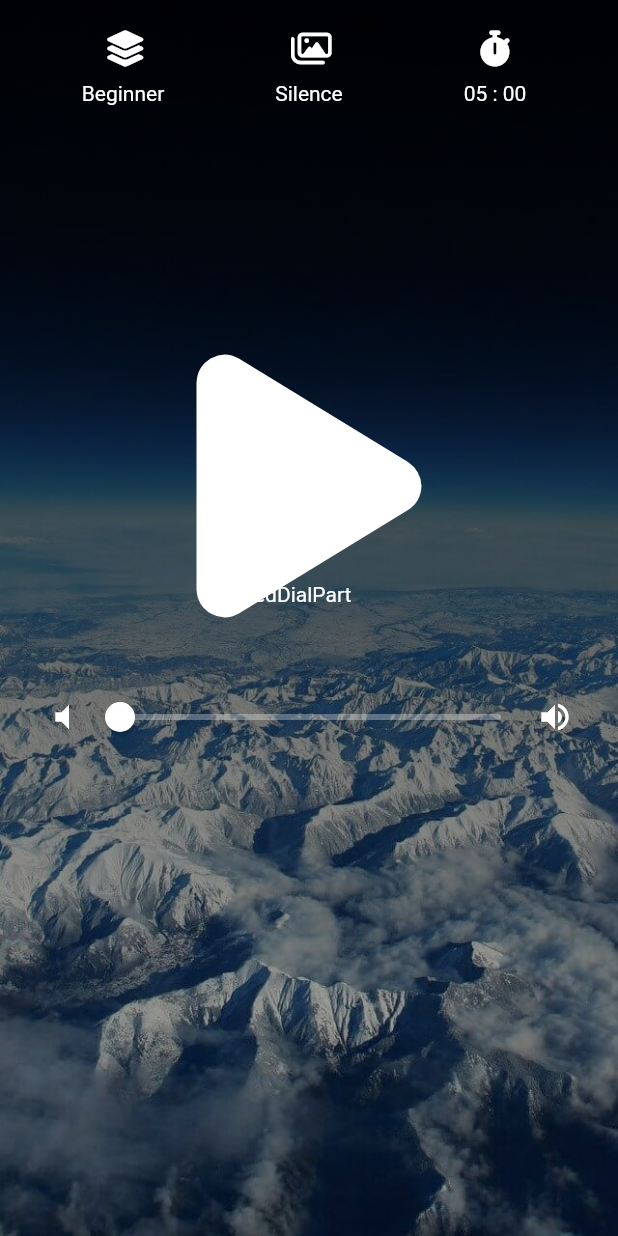
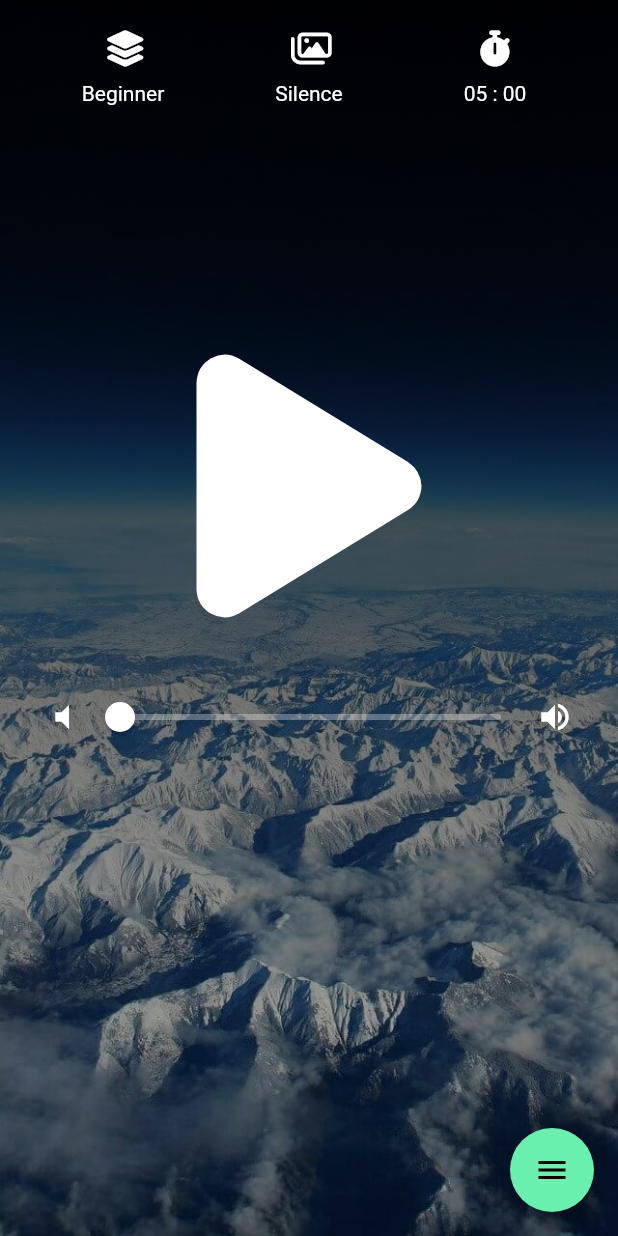
Before and after one commit to hidechy/flutter_minpro_meditation, a Flutter app: the HomeScreen screen opened directly, on a phone screen of 412 x 824 dp. Run offline on Flutter 3.47's test engine with Material 2 defaults, Android fonts, the light colour scheme and no system bars; drawn by our look-alikes of flutter_speed_dial; our stand-ins replace fluttertoast, font_awesome_flutter, intro_slider, shared_preferences; accounts and stored records are empty.

Commit message:
commit 20230518 speed dial part

```diff
--- a/lib/screens/home/components/speed_dial_part.dart
+++ b/lib/screens/home/components/speed_dial_part.dart
@@ -1,15 +1,69 @@
+// ignore_for_file: must_be_immutable, deprecated_member_use
+
 import 'package:flutter/material.dart';
+import 'package:flutter_speed_dial/flutter_speed_dial.dart';
+import 'package:font_awesome_flutter/font_awesome_flutter.dart';
+import 'package:provider/provider.dart';
+
+import '../../../common/constants.dart';
+import '../../../generated/l10n.dart';
+import '../../../styles/styles.dart';
+import '../../../viewmodels/main_viewmodel.dart';
 
 class SpeedDialPart extends StatelessWidget {
   const SpeedDialPart({super.key});
 
+  ///
   @override
   Widget build(BuildContext context) {
-    return const Center(
-      child: Text(
-        'SpeedDialPart',
-        style: TextStyle(color: Colors.white),
-      ),
+    final runningStatus = context.select<MainViewModel, RunningStatus>(
+      (viewModel) => viewModel.runningStatus,
     );
+
+    return runningStatus != RunningStatus.BEFORE_START
+        ? Container()
+        : SpeedDial(
+            animatedIcon: AnimatedIcons.menu_close,
+            backgroundColor: Colors.greenAccent,
+            overlayColor: dialogBackgroundColor,
+            children: [
+              SpeedDialChild(
+                child: const Icon(FontAwesomeIcons.donate),
+                label: S.of(context).donation,
+                labelBackgroundColor: speedDialLabelBackgroundColor,
+                onTap: _donate,
+              ),
+              SpeedDialChild(
+                child: const Icon(FontAwesomeIcons.ad),
+                label: S.of(context).deleteAd,
+                labelBackgroundColor: speedDialLabelBackgroundColor,
+                onTap: _deleteAd,
+              ),
+              SpeedDialChild(
+                child: const Icon(FontAwesomeIcons.subscript),
+                label: S.of(context).subscription,
+                labelBackgroundColor: speedDialLabelBackgroundColor,
+                onTap: _subscribe,
+              ),
+              SpeedDialChild(
+                child: const Icon(FontAwesomeIcons.undo),
+                label: S.of(context).recoverPurchase,
+                labelBackgroundColor: speedDialLabelBackgroundColor,
+                onTap: _recoverPurchase,
+              ),
+            ],
+          );
   }
+
+  ///
+  void _donate() {}
+
+  ///
+  void _deleteAd() {}
+
+  ///
+  void _subscribe() {}
+
+  ///
+  void _recoverPurchase() {}
 }
--- a/lib/styles/styles.dart
+++ b/lib/styles/styles.dart
@@ -18,3 +18,5 @@ const statusLowerTextStyle = TextStyle(
 
 const double largePlayButtonSize = 200;
 const double smallPlayButtonSize = 60;
+
+final speedDialLabelBackgroundColor = Colors.purpleAccent.withOpacity(0.4);
--- a/pubspec.yaml
+++ b/pubspec.yaml
@@ -17,6 +17,7 @@ dependencies:
 
   flutter_localizations:
     sdk: flutter
+  flutter_speed_dial: ^6.2.0
   fluttertoast: ^8.2.1
   font_awesome_flutter: ^10.4.0
   intro_slider: ^4.2.0
```
Also changed, not shown: pubspec.lock.
